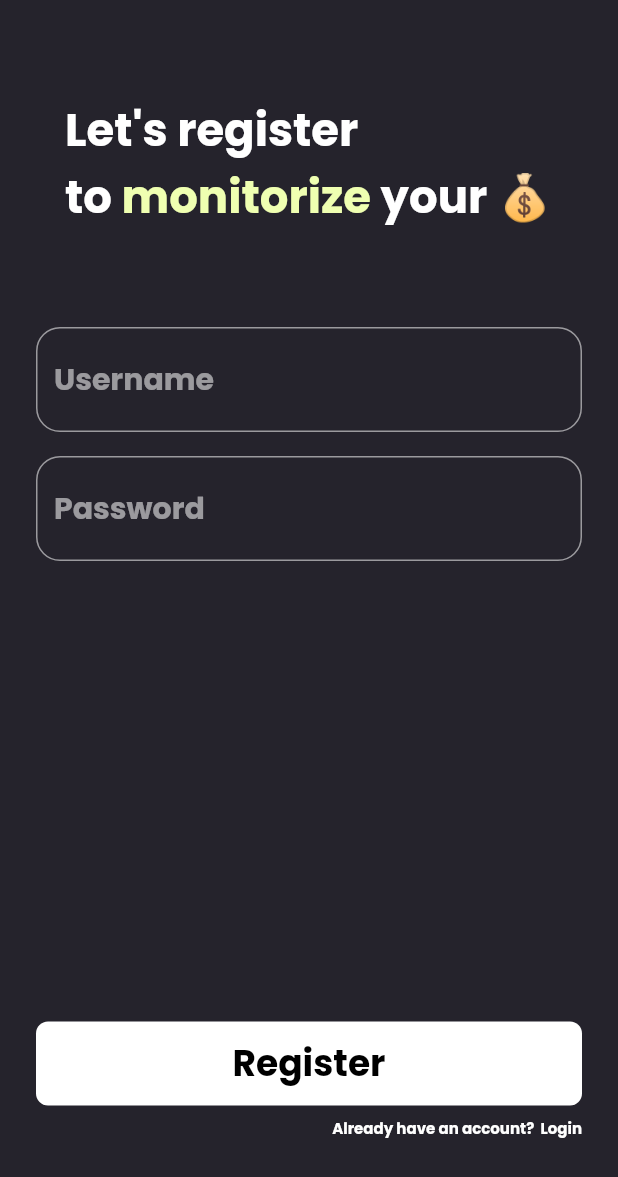
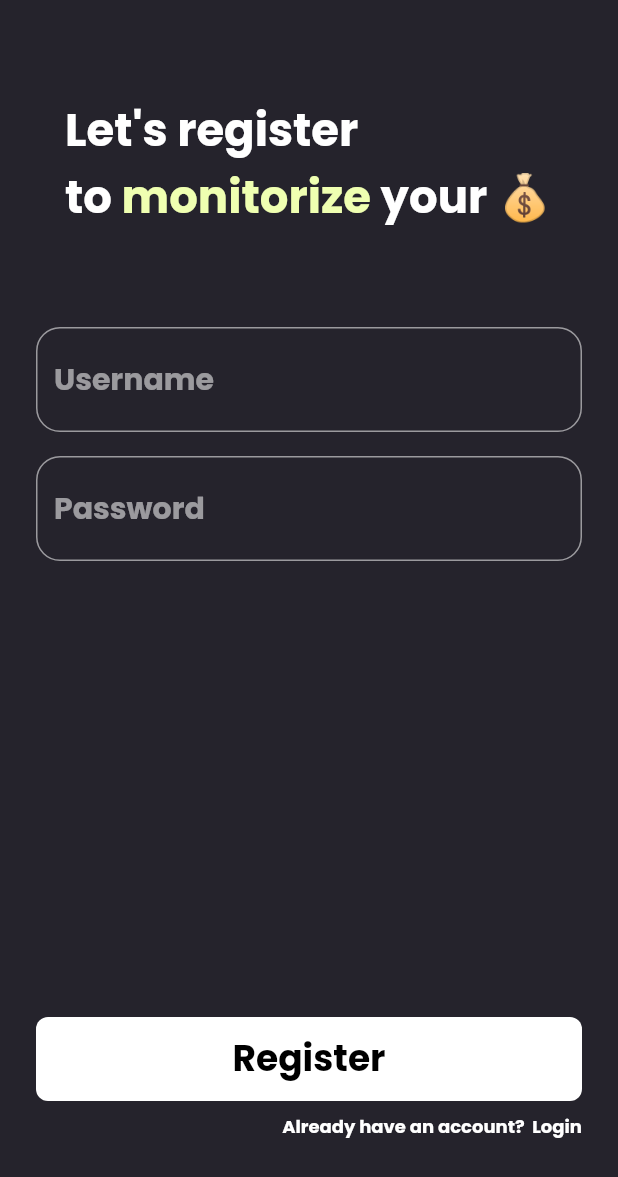
Before and after one commit to aalpturkay/expense_tracking_app_flutter, a Flutter app: the screen it shows after launch, on a phone screen of 412 x 824 dp. Shown: the top 1177 px of the screen. Run offline on Flutter 3.47's test engine with Material 2 defaults, Android fonts, the phone set to English and light mode, and no system bars; our stand-ins replace bloc, dio, flutter_bloc, google_fonts, shared_preferences; missing offline and left inert: shared_preferences_web; generated files the repository leaves out were written again.

Commit message:
Use theme for setting fontsize

```diff
--- a/lib/features/auth/pages/register_page.dart
+++ b/lib/features/auth/pages/register_page.dart
@@ -37,7 +37,7 @@ class _RegisterPageState extends State<RegisterPage> {
             crossAxisAlignment: CrossAxisAlignment.center,
             mainAxisAlignment: MainAxisAlignment.spaceBetween,
             children: [
-              headerTextGroup(),
+              headerTextGroup(context),
               Form(
                 key: _formKey,
                 child: Column(
@@ -79,7 +79,10 @@ class _RegisterPageState extends State<RegisterPage> {
                           return Padding(
                             padding: const EdgeInsets.only(top: 16),
                             child: PoppinsText(
-                              fntSize: 18,
+                              fntSize: Theme.of(context)
+                                  .textTheme
+                                  .bodyText1
+                                  ?.fontSize,
                               fntWeight: FontWeight.bold,
                               text: state.message ?? "",
                               txtColor: Colors.red,
@@ -128,26 +131,26 @@ class _RegisterPageState extends State<RegisterPage> {
     );
   }
 
-  Widget headerTextGroup() {
+  Widget headerTextGroup(BuildContext context) {
     return RichText(
       text: TextSpan(
         text: "Let's register\n",
         style: GoogleFonts.poppins(
-          fontSize: 30,
+          fontSize: Theme.of(context).textTheme.headline4?.fontSize,
           fontWeight: FontWeight.bold,
         ),
         children: [
           TextSpan(
             text: "to ",
             style: GoogleFonts.poppins(
-              fontSize: 30,
+              fontSize: Theme.of(context).textTheme.headline4?.fontSize,
               fontWeight: FontWeight.bold,
             ),
           ),
           TextSpan(
             text: "monitorize ",
             style: GoogleFonts.poppins(
-              fontSize: 30,
+              fontSize: Theme.of(context).textTheme.headline4?.fontSize,
               fontWeight: FontWeight.bold,
               color: StyleConstants.secondaryColor,
             ),
@@ -155,7 +158,7 @@ class _RegisterPageState extends State<RegisterPage> {
           TextSpan(
             text: "your 💰",
             style: GoogleFonts.poppins(
-              fontSize: 30,
+              fontSize: Theme.of(context).textTheme.headline4?.fontSize,
               fontWeight: FontWeight.bold,
             ),
           ),
--- a/lib/features/expense/widgets/category_card.dart
+++ b/lib/features/expense/widgets/category_card.dart
@@ -39,7 +39,7 @@ class CategoryCard extends StatelessWidget {
               width: 64,
             ),
             PoppinsText(
-              fntSize: 17,
+              fntSize: Theme.of(context).textTheme.bodyText1?.fontSize,
               fntWeight: FontWeight.bold,
               text: categoryName,
               txtColor: Colors.white,
--- a/lib/features/expense/widgets/expense_card.dart
+++ b/lib/features/expense/widgets/expense_card.dart
@@ -57,7 +57,7 @@ class ExpenseCard extends StatelessWidget {
               Padding(
                 padding: const EdgeInsets.only(left: 6),
                 child: PoppinsText(
-                  fntSize: 18,
+                  fntSize: Theme.of(context).textTheme.headline6?.fontSize,
                   fntWeight: FontWeight.normal,
                   text: expenseDescription,
                   txtColor: Colors.white,
--- a/lib/features/expense/widgets/expense_card_label.dart
+++ b/lib/features/expense/widgets/expense_card_label.dart
@@ -24,7 +24,7 @@ class ExpenseCardLabel extends StatelessWidget {
         borderRadius: BorderRadius.circular(16),
       ),
       child: PoppinsText(
-        fntSize: 18,
+        fntSize: Theme.of(context).textTheme.headline6?.fontSize,
         fntWeight: FontWeight.bold,
         text: lblText,
         txtColor: Colors.white,
--- a/lib/main.dart
+++ b/lib/main.dart
@@ -69,6 +69,13 @@ class MyApp extends StatelessWidget {
       title: 'Expense Tracking App',
       initialRoute: isTokenEmpty ? '/registerPage' : '/expensePage',
       onGenerateRoute: RouteGenerator.generateRoute,
+      theme: ThemeData(
+        textTheme: const TextTheme(
+          headline3: TextStyle(fontSize: 40),
+          headline4: TextStyle(fontSize: 30),
+          headline6: TextStyle(fontSize: 18),
+        ),
+      ),
     );
   }
 }
--- a/lib/widgets/poppins_text.dart
+++ b/lib/widgets/poppins_text.dart
@@ -4,7 +4,7 @@ import 'package:google_fonts/google_fonts.dart';
 class PoppinsText extends StatelessWidget {
   final String text;
   final Color txtColor;
-  final double fntSize;
+  final double? fntSize;
   final FontWeight fntWeight;
   final TextAlign? textAlign;
   const PoppinsText({
--- a/lib/widgets/tapable_text.dart
+++ b/lib/widgets/tapable_text.dart
@@ -15,7 +15,7 @@ class TapableText extends StatelessWidget {
     return GestureDetector(
       onTap: onTap,
       child: PoppinsText(
-        fntSize: 10,
+        fntSize: Theme.of(context).textTheme.caption?.fontSize,
         fntWeight: FontWeight.bold,
         text: text ?? "",
         txtColor: Colors.white,
```
Also changed, not shown: lib/features/auth/pages/login_page.dart (+8 -5 lines), lib/features/expense/pages/add_expense_page.dart (+4 -4 lines), lib/features/expense/pages/expense_page.dart (+4 -3 lines).
